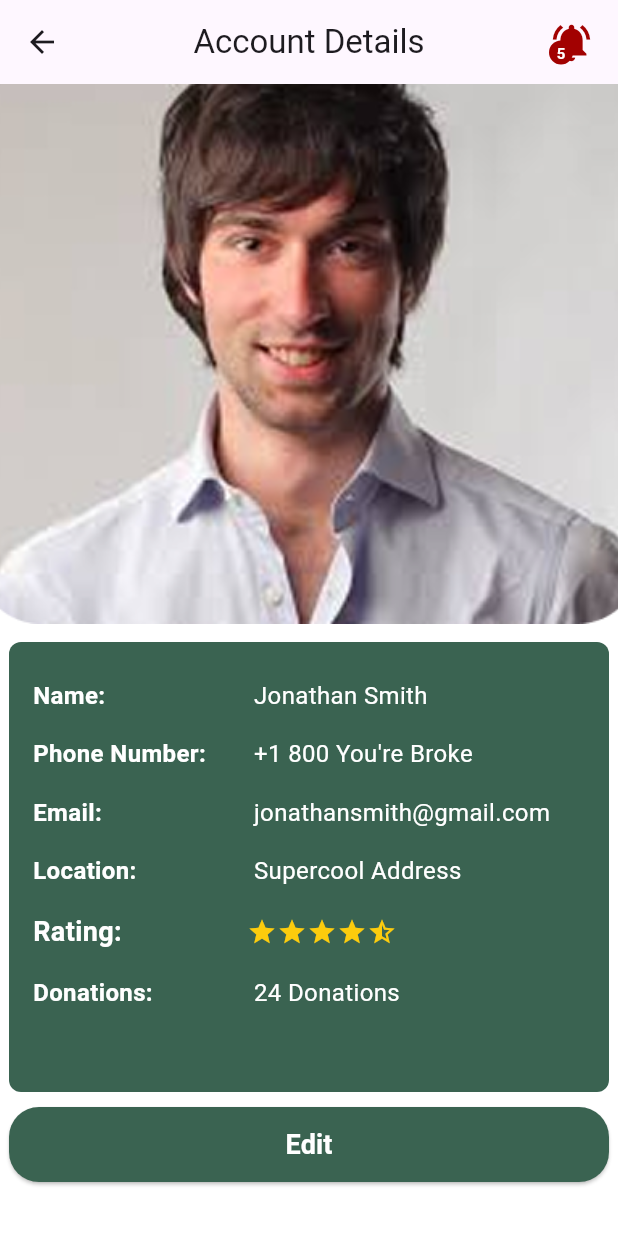
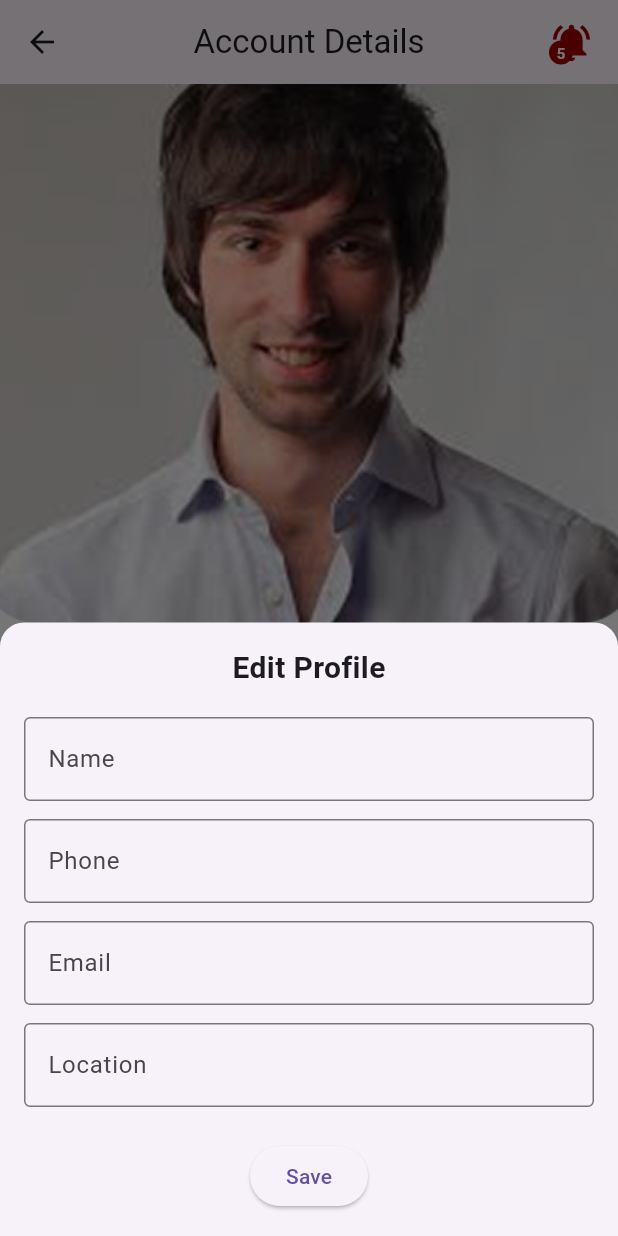
Before and after one commit to Aaronarphaxad/GiveNGet, a Flutter app: the AccountDetailsScreen screen opened by its route, after a tap on "Edit", on a phone screen of 412 x 824 dp. Run offline on Flutter 3.47's test engine with Material 3 defaults, Android fonts, the light colour scheme and no system bars; our stand-ins replace image_picker, multi_select_flutter, shared_preferences, smooth_page_indicator; accounts and stored records are empty; network calls fail.

Commit message:
profile_screen, account_details_screen
>updated profile_screen to access user token and display info accordingly
>updated account_details_screen to display user details
>updated edit button to edit user details

```diff
--- a/lib/screens/main_screens/profile/account_details_screen.dart
+++ b/lib/screens/main_screens/profile/account_details_screen.dart
@@ -98,10 +98,10 @@ class _AccountDetailsScreenState extends State<AccountDetailsScreen> {
                         child: Column(
                           mainAxisAlignment: MainAxisAlignment.start,
                           children: [
-                            _buildInfoRow("Name: ", "Jonathan Smith"),
-                            _buildInfoRow("Phone Number: ", "+1 800 You're Broke"),
-                            _buildInfoRow("Email: ", "jonathansmith@gmail.com"),
-                            _buildInfoRow("Location: ", "Supercool Address"),
+                            _buildInfoRow("Name: ", name),
+                            _buildInfoRow("Phone Number: ", phone),
+                            _buildInfoRow("Email: ", email),
+                            _buildInfoRow("Location: ", location),
                             _buildRatingRow(),
                             _buildInfoRow("Donations: ", "24 Donations"),
                           ],
@@ -110,7 +110,31 @@ class _AccountDetailsScreenState extends State<AccountDetailsScreen> {
                     ),
                   ),
                 SizedBox(height: 10),
-                 CustomGreenButton(text: 'Edit', onPressed: (){}),
+                 CustomGreenButton(
+                   text: 'Edit',
+                   onPressed: (){
+                     showModalBottomSheet(
+                       context: context,
+                       isScrollControlled: true,
+                       shape: RoundedRectangleBorder(
+                         borderRadius: BorderRadius.vertical(top:Radius.circular(16)),
+                       ),
+                       builder: (context)=>EditProfileSheet(
+                         name: name,
+                         phone: phone,
+                         email: email,
+                         location: location,
+                         onSave: (updated) {
+                           setState(() {
+                             name = updated['name']!;
+                             phone = updated['phone']!;
+                             email = updated['email']!;
+                             location = updated['location']!;
+                           });
+                         },
+                       ),
+                     );
+                   }),
                 SizedBox(height: 10),
                 ],
               ),
@@ -178,3 +202,95 @@ class _AccountDetailsScreenState extends State<AccountDetailsScreen> {
     );
   }
 }
+
+class EditProfileSheet extends StatefulWidget {
+  final String name, phone, email, location;
+  final Function(Map<String, String>) onSave;
+
+  const EditProfileSheet({
+    super.key,
+    required this.name,
+    required this.phone,
+    required this.email,
+    required this.location,
+    required this.onSave,
+  });
+
+  @override
+  State<EditProfileSheet> createState() => _EditProfileSheetState();
+}
+
+class _EditProfileSheetState extends State<EditProfileSheet> {
+  late TextEditingController nameController;
+  late TextEditingController phoneController;
+  late TextEditingController emailController;
+  late TextEditingController locationController;
+
+  @override
+  void initState() {
+    super.initState();
+    nameController = TextEditingController(text: widget.name);
+    phoneController = TextEditingController(text: widget.phone);
+    emailController = TextEditingController(text: widget.email);
+    locationController = TextEditingController(text: widget.location);
+  }
+
+  @override
+  void dispose() {
+    nameController.dispose();
+    phoneController.dispose();
+    emailController.dispose();
+    locationController.dispose();
+    super.dispose();
+  }
+
+  @override
+  Widget build(BuildContext context) {
+    return Padding(
+      padding: EdgeInsets.only(bottom: MediaQuery.of(context).viewInsets.bottom),
+      child: Container(
+        padding: EdgeInsets.all(16),
+        child: Column(
+          mainAxisSize: MainAxisSize.min,
+          children: [
+            Text("Edit Profile", style: TextStyle(fontSize: 20, fontWeight: FontWeight.bold)),
+            SizedBox(height: 12),
+            _buildField("Name", nameController),
+            _buildField("Phone", phoneController),
+            _buildField("Email", emailController),
+            _buildField("Location", locationController),
+            SizedBox(height: 16),
+            ElevatedButton(
+              onPressed: () async {
+                final updated = {
+                  'name': nameController.text,
+                  'phone': phoneController.text,
+                  'email': emailController.text,
+                  'location': locationController.text,
+                };
+
+                // TODO: Call PUT /api/givenget/users/{id} here
+                widget.onSave(updated);
+                Navigator.pop(context);
+              },
+              child: Text("Save"),
+            )
+          ],
+        ),
+      ),
+    );
+  }
+
+  Widget _buildField(String label, TextEditingController controller) {
+    return Padding(
+      padding: const EdgeInsets.symmetric(vertical: 6.0),
+      child: TextField(
+        controller: controller,
+        decoration: InputDecoration(
+          labelText: label,
+          border: OutlineInputBorder(),
+        ),
+      ),
+    );
+  }
+}
--- a/lib/screens/main_screens/profile/profile_screen.dart
+++ b/lib/screens/main_screens/profile/profile_screen.dart
@@ -41,7 +41,7 @@ class _ProfileScreenState extends State<ProfileScreen> {
 
     if (user != null) {
       setState(() {
-        _firstName = user['firstName'] ?? 'Guest';
+        _firstName = user['name'] ?? 'Guest';
         _lastName = user['lastName'] ?? '';
         _email = user['email'] ?? '';
         _phone = user['phoneNum'] ?? '';
```
